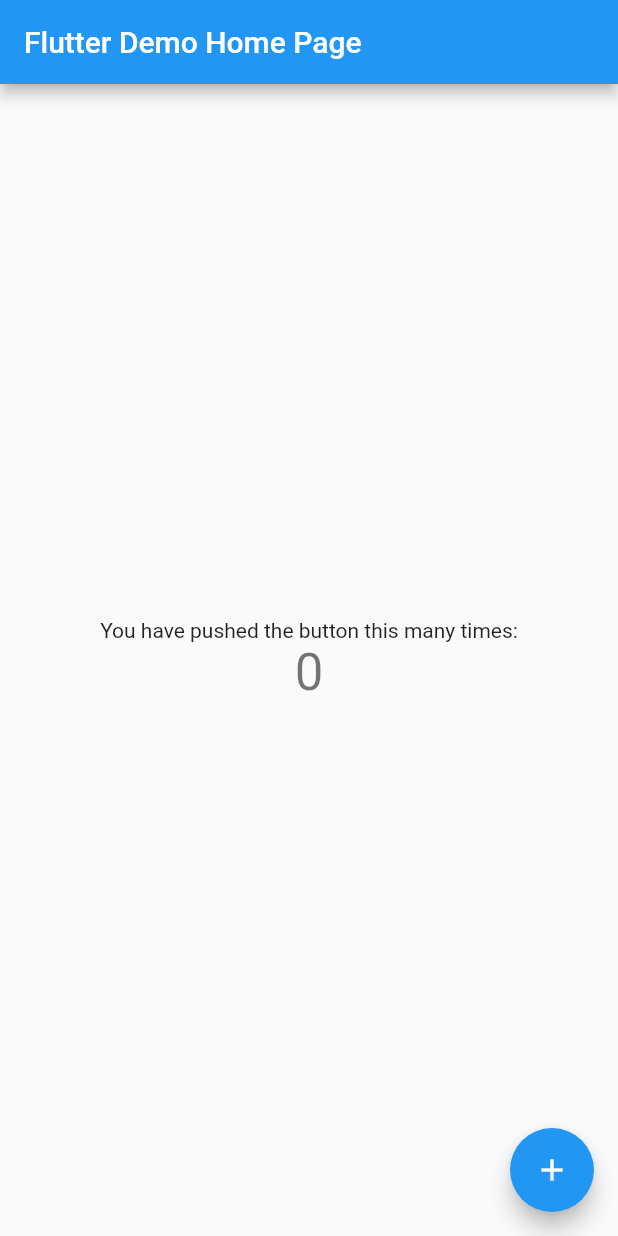
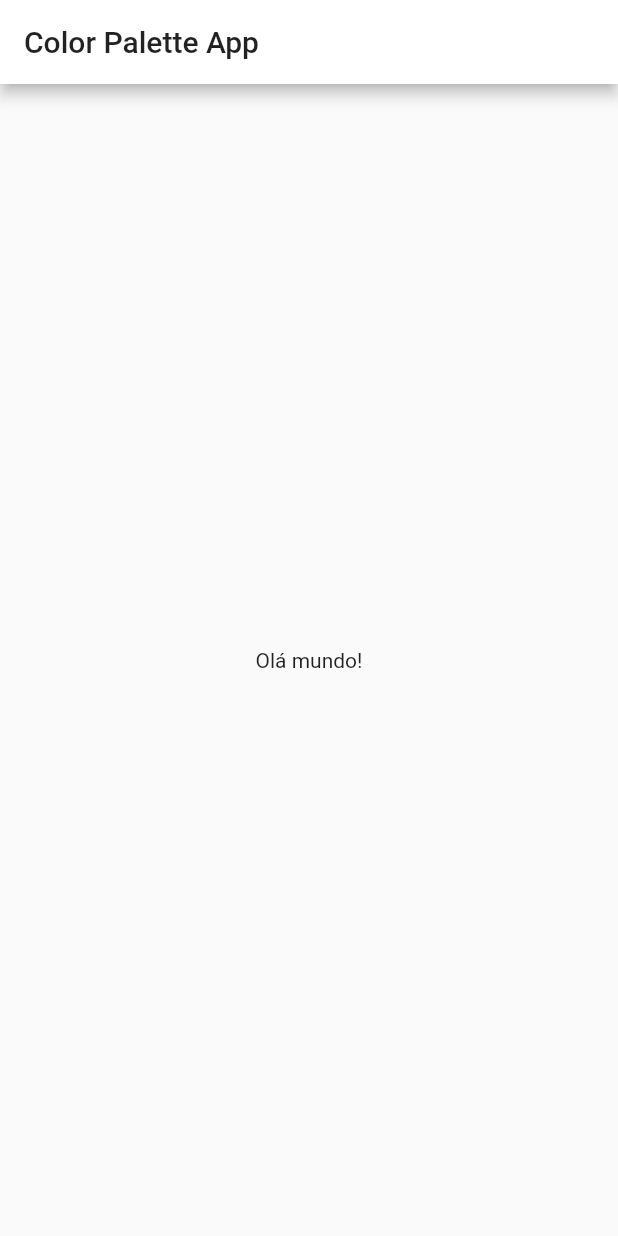
Before and after one commit to Eduardo-RFarias/ColorPaletteFlutterApp, a Flutter app: the screen it shows after launch, on a phone screen of 412 x 824 dp. Run offline on Flutter 3.47's test engine with Material 2 defaults, Android fonts, the phone set to English and light mode, and no system bars; our stand-ins replace firebase_core; accounts and stored records are empty.

Commit message:
App olá mundo com conexão Firebase

```diff
--- a/lib/main.dart
+++ b/lib/main.dart
@@ -1,113 +1,42 @@
+import 'package:color_pallete_app/views/ColorPalettesScreen.dart';
+import 'package:firebase_core/firebase_core.dart';
 import 'package:flutter/material.dart';
 
-void main() {
-  runApp(MyApp());
+void main() => runApp(ColorPaletteApp());
+
+class ColorPaletteApp extends StatefulWidget {
+  const ColorPaletteApp({Key? key}) : super(key: key);
+
+  @override
+  _ColorPaletteAppState createState() => _ColorPaletteAppState();
 }
 
-class MyApp extends StatelessWidget {
-  // This widget is the root of your application.
+class _ColorPaletteAppState extends State<ColorPaletteApp> {
+  final Future<FirebaseApp> _initialization = Firebase.initializeApp();
+
   @override
   Widget build(BuildContext context) {
     return MaterialApp(
-      title: 'Flutter Demo',
-      theme: ThemeData(
-        // This is the theme of your application.
-        //
-        // Try running your application with "flutter run". You'll see the
-        // application has a blue toolbar. Then, without quitting the app, try
-        // changing the primarySwatch below to Colors.green and then invoke
-        // "hot reload" (press "r" in the console where you ran "flutter run",
-        // or simply save your changes to "hot reload" in a Flutter IDE).
-        // Notice that the counter didn't reset back to zero; the application
-        // is not restarted.
-        primarySwatch: Colors.blue,
+      theme: ThemeData(primaryColor: Colors.white, accentColor: Colors.black),
+      debugShowCheckedModeBanner: false,
+      home: FutureBuilder(
+        future: _initialization,
+        builder: (context, snapshot) {
+          if (snapshot.hasError) {
+            return Center(
+              child: Text('Erro ao conectar-se com o Firebase'),
+            );
+          }
+
+          if (snapshot.connectionState == ConnectionState.done) {
+            return ColorPalettesScreen();
+          }
+
+          return Center(
+            child: CircularProgressIndicator(),
+          );
+        },
       ),
-      home: MyHomePage(title: 'Flutter Demo Home Page'),
     );
   }
 }
-
-class MyHomePage extends StatefulWidget {
-  MyHomePage({Key? key, required this.title}) : super(key: key);
-
-  // This widget is the home page of your application. It is stateful, meaning
-  // that it has a State object (defined below) that contains fields that affect
-  // how it looks.
-
-  // This class is the configuration for the state. It holds the values (in this
-  // case the title) provided by the parent (in this case the App widget) and
-  // used by the build method of the State. Fields in a Widget subclass are
-  // always marked "final".
-
-  final String title;
-
-  @override
-  _MyHomePageState createState() => _MyHomePageState();
-}
-
-class _MyHomePageState extends State<MyHomePage> {
-  int _counter = 0;
-
-  void _incrementCounter() {
-    setState(() {
-      // This call to setState tells the Flutter framework that something has
-      // changed in this State, which causes it to rerun the build method below
-      // so that the display can reflect the updated values. If we changed
-      // _counter without calling setState(), then the build method would not be
-      // called again, and so nothing would appear to happen.
-      _counter++;
-    });
-  }
-
-  @override
-  Widget build(BuildContext context) {
-    // This method is rerun every time setState is called, for instance as done
-    // by the _incrementCounter method above.
-    //
-    // The Flutter framework has been optimized to make rerunning build methods
-    // fast, so that you can just rebuild anything that needs updating rather
-    // than having to individually change instances of widgets.
-    return Scaffold(
-      appBar: AppBar(
-        // Here we take the value from the MyHomePage object that was created by
-        // the App.build method, and use it to set our appbar title.
-        title: Text(widget.title),
-      ),
-      body: Center(
-        // Center is a layout widget. It takes a single child and positions it
-        // in the middle of the parent.
-        child: Column(
-          // Column is also a layout widget. It takes a list of children and
-          // arranges them vertically. By default, it sizes itself to fit its
-          // children horizontally, and tries to be as tall as its parent.
-          //
-          // Invoke "debug painting" (press "p" in the console, choose the
-          // "Toggle Debug Paint" action from the Flutter Inspector in Android
-          // Studio, or the "Toggle Debug Paint" command in Visual Studio Code)
-          // to see the wireframe for each widget.
-          //
-          // Column has various properties to control how it sizes itself and
-          // how it positions its children. Here we use mainAxisAlignment to
-          // center the children vertically; the main axis here is the vertical
-          // axis because Columns are vertical (the cross axis would be
-          // horizontal).
-          mainAxisAlignment: MainAxisAlignment.center,
-          children: <Widget>[
-            Text(
-              'You have pushed the button this many times:',
-            ),
-            Text(
-              '$_counter',
-              style: Theme.of(context).textTheme.headline4,
-            ),
-          ],
-        ),
-      ),
-      floatingActionButton: FloatingActionButton(
-        onPressed: _incrementCounter,
-        tooltip: 'Increment',
-        child: Icon(Icons.add),
-      ), // This trailing comma makes auto-formatting nicer for build methods.
-    );
-  }
-}
--- /dev/null
+++ b/lib/views/ColorPalettesScreen.dart
@@ -0,0 +1,17 @@
+import 'package:flutter/material.dart';
+
+class ColorPalettesScreen extends StatelessWidget {
+  const ColorPalettesScreen({Key? key}) : super(key: key);
+
+  @override
+  Widget build(BuildContext context) {
+    return Scaffold(
+      appBar: AppBar(
+        title: Text('Color Palette App'),
+      ),
+      body: Center(
+        child: Text('Olá mundo!'),
+      ),
+    );
+  }
+}
--- a/pubspec.yaml
+++ b/pubspec.yaml
@@ -28,6 +28,10 @@ dependencies:
   # The following adds the Cupertino Icons font to your application.
   # Use with the CupertinoIcons class for iOS style icons.
   cupertino_icons: ^1.0.2
+  firebase_core: ^1.6.0
+  cloud_firestore: ^2.5.3
+  bloc: ^7.2.0
+  flutter_bloc: ^7.3.0
 
 dev_dependencies:
   flutter_test:
```
Also changed, not shown: pubspec.lock, 4 other files.
